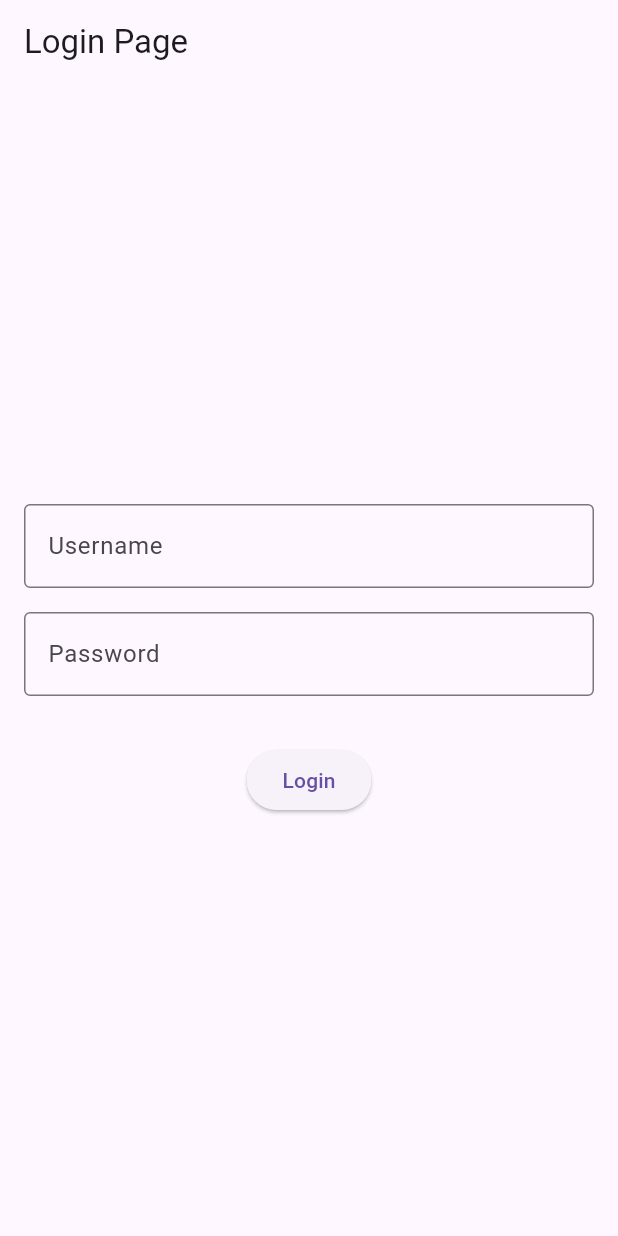
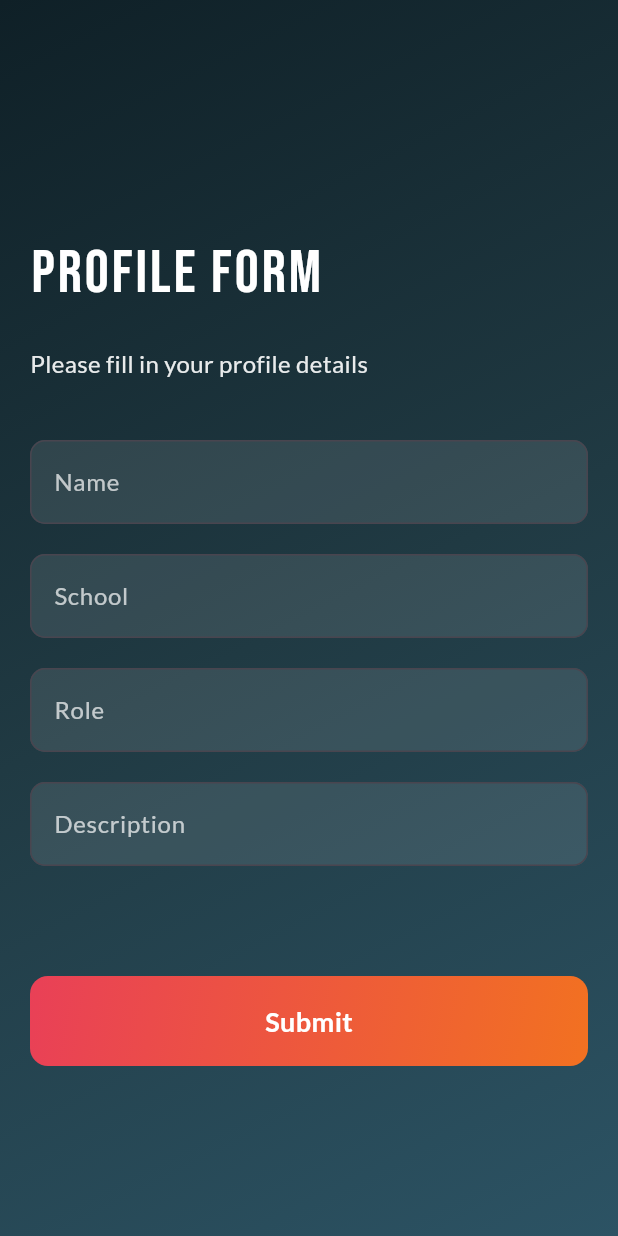
Before and after one commit to AhmadHafidz1316/profileFlutter, a Flutter app: the screen it shows after launch, on a phone screen of 412 x 824 dp. Run offline on Flutter 3.47's test engine with Material 3 defaults, Android fonts, the phone set to English and light mode, and no system bars; our stand-ins replace google_fonts.

Commit message:
inputProfile

```diff
--- a/lib/main.dart
+++ b/lib/main.dart
@@ -1,7 +1,8 @@
 import 'package:flutter/material.dart';
 import 'package:profile/pages/aboutMe_page.dart';
 import 'package:profile/bottomNavigation.dart';
-import 'package:profile/pages/auth/login_page.dart'; // Import LoginPage
+import 'package:profile/pages/auth/login_page.dart';
+import 'package:profile/pages/auth/login_page2.dart'; // Import LoginPage
 
 void main() {
   runApp(MyApp());
@@ -13,11 +14,7 @@ class MyApp extends StatelessWidget {
     return MaterialApp(
       title: 'Profile',
       debugShowCheckedModeBanner: false,
-      home: LoginPage(), // Tampilkan LoginPage sebagai halaman awal
-      routes: {
-        '/aboutme': (context) => AboutMePage(),
-        '/home': (context) => Bottomnavigation(), // Tambahkan rute untuk navigasi
-      },
+      home: LoginPage2(), // Tampilkan LoginPage sebagai halaman awal
     );
   }
 }
--- /dev/null
+++ b/lib/pages/auth/login_page2.dart
@@ -0,0 +1,190 @@
+import 'package:flutter/material.dart';
+import 'package:google_fonts/google_fonts.dart';
+import 'package:profile/bottomNavigation.dart';
+
+class LoginPage2 extends StatefulWidget {
+  const LoginPage2({super.key});
+
+  @override
+  State<LoginPage2> createState() => _LoginPage2State();
+}
+
+class _LoginPage2State extends State<LoginPage2> {
+  final _formKey = GlobalKey<FormState>();
+
+  final TextEditingController _usernameController = TextEditingController();
+  final TextEditingController _sekolahController = TextEditingController();
+  final TextEditingController _roleController = TextEditingController();
+  final TextEditingController _deskripsiController = TextEditingController();
+
+  @override
+  Widget build(BuildContext context) {
+    return Scaffold(
+      body: Container(
+        decoration: const BoxDecoration(
+          gradient: LinearGradient(
+            colors: [Color(0xFF0F2027), Color(0xFF203A43), Color(0xFF2C5364)],
+            begin: Alignment.topLeft,
+            end: Alignment.bottomRight,
+          ),
+        ),
+        child: Padding(
+          padding: const EdgeInsets.symmetric(horizontal: 20.0),
+          child: Form(
+            key: _formKey,
+            child: Column(
+              crossAxisAlignment: CrossAxisAlignment.start,
+              mainAxisAlignment: MainAxisAlignment.spaceBetween,
+              children: [
+                const SizedBox(height: 80),
+                Column(
+                  crossAxisAlignment: CrossAxisAlignment.start,
+                  children: [
+                    Text(
+                      "Profile Form",
+                      style: GoogleFonts.bebasNeue(
+                        fontSize: 40,
+                        color: Colors.white,
+                        letterSpacing: 2.0,
+                      ),
+                    ),
+                    const SizedBox(height: 20),
+                    Text(
+                      "Please fill in your profile details",
+                      style: GoogleFonts.lato(
+                        fontSize: 16,
+                        fontWeight: FontWeight.w400,
+                        color: Colors.white.withOpacity(0.9),
+                      ),
+                    ),
+                    const SizedBox(height: 40),
+                    _buildTextField(
+                      controller: _usernameController,
+                      label: 'Name',
+                      hint: 'Enter your name',
+                    ),
+                    const SizedBox(height: 20),
+                    _buildTextField(
+                      controller: _sekolahController,
+                      label: 'School',
+                      hint: 'Enter your school name',
+                    ),
+                    const SizedBox(height: 20),
+                    _buildTextField(
+                      controller: _roleController,
+                      label: 'Role',
+                      hint: 'Enter your role',
+                    ),
+                    const SizedBox(height: 20),
+                    _buildTextField(
+                      controller: _deskripsiController,
+                      label: 'Description',
+                      hint: 'Enter a short description',
+                    ),
+                  ],
+                ),
+                InkWell(
+                  onTap: () {
+                    if (_formKey.currentState!.validate()) {
+                      Navigator.push(
+                        context,
+                        MaterialPageRoute(
+                          builder: (context) => Bottomnavigation(
+                            username: _usernameController.text,
+                            sekolah: _sekolahController.text,
+                            role: _roleController.text,
+                            deskripsi: _deskripsiController.text,
+                          ),
+                        ),
+                      );
+                    } else {
+                      ScaffoldMessenger.of(context).showSnackBar(
+                        const SnackBar(
+                          backgroundColor: Colors.red,
+                          content: Text(
+                            'Please fill in all the fields!',
+                            style: TextStyle(color: Colors.white),
+                          ),
+                        ),
+                      );
+                    }
+                  },
+                  child: Container(
+                    height: 60,
+                    width: double.infinity,
+                    decoration: BoxDecoration(
+                      gradient: const LinearGradient(
+                        colors: [Color(0xFFE94057), Color(0xFFF27121)],
+                        begin: Alignment.topLeft,
+                        end: Alignment.bottomRight,
+                      ),
+                      borderRadius: BorderRadius.circular(12),
+                    ),
+                    child: Center(
+                      child: Text(
+                        "Submit",
+                        style: GoogleFonts.lato(
+                          fontSize: 18,
+                          fontWeight: FontWeight.bold,
+                          color: Colors.white,
+                        ),
+                      ),
+                    ),
+                  ),
+                ),
+                const SizedBox(height: 40),
+              ],
+            ),
+          ),
+        ),
+      ),
+    );
+  }
+
+  Widget _buildTextField({
+    required TextEditingController controller,
+    required String label,
+    required String hint,
+  }) {
+    return TextFormField(
+      controller: controller,
+      style: GoogleFonts.lato(
+        color: Colors.white,
+        fontWeight: FontWeight.w400,
+      ),
+      validator: (value) {
+        if (value == null || value.isEmpty) {
+          return 'Please enter $label';
+        }
+        return null;
+      },
+      decoration: InputDecoration(
+        labelText: label,
+        labelStyle: GoogleFonts.lato(
+          fontSize: 16,
+          color: Colors.white.withOpacity(0.7),
+        ),
+        hintText: hint,
+        hintStyle: GoogleFonts.lato(
+          fontSize: 14,
+          color: Colors.white.withOpacity(0.5),
+        ),
+        filled: true,
+        fillColor: Colors.white.withOpacity(0.1),
+        border: OutlineInputBorder(
+          borderRadius: BorderRadius.circular(10),
+          borderSide: BorderSide(
+            color: Colors.white.withOpacity(0.8),
+          ),
+        ),
+        focusedBorder: OutlineInputBorder(
+          borderRadius: BorderRadius.circular(10),
+          borderSide: BorderSide(
+            color: Colors.white.withOpacity(0.9),
+            width: 1.5,
+          ),
+        ),
+      ),
+    );
+  }
+}
```
Also changed, not shown: lib/bottomNavigation.dart (+30 -6 lines), lib/controller/ProductsController.dart (+4 -3 lines), lib/pages/aboutMe_page.dart (+18 -9 lines), lib/pages/auth/login_page.dart (+92 -12 lines), pubspec.yaml (+1 -6 lines), assets/images/images.jpg (added), pubspec.lock, 1 other file.
